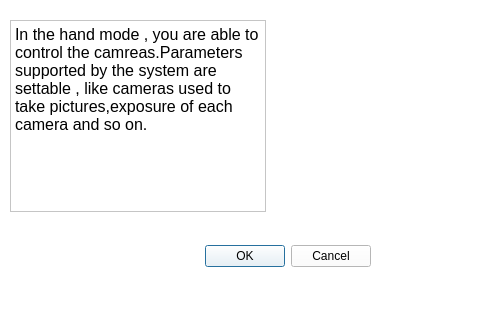
Old version of the form ProgrammableCamera/handmode.ui in the repository XintingXu/ProgrammableCamera.
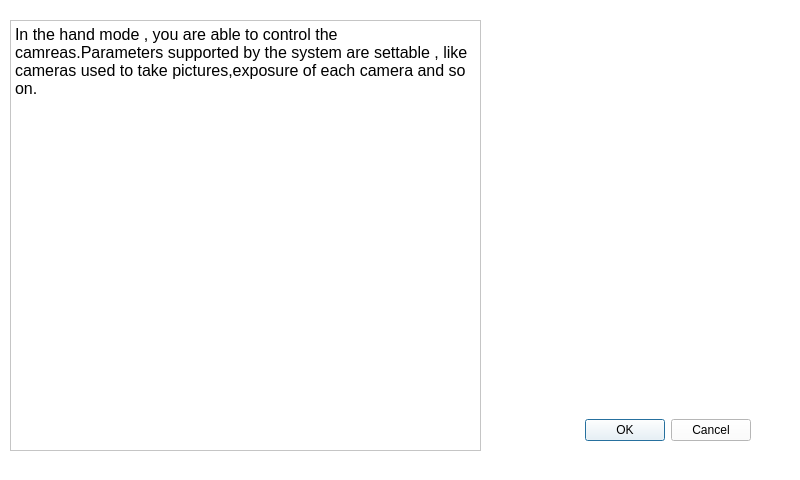
New version of the form.

Commit message: fix files for embeded system

Diff of the .ui file:
```diff
--- a/ProgrammableCamera/handmode.ui
+++ b/ProgrammableCamera/handmode.ui
@@ -6,20 +6,20 @@
    <rect>
     <x>0</x>
     <y>0</y>
-    <width>480</width>
-    <height>320</height>
+    <width>800</width>
+    <height>480</height>
    </rect>
   </property>
   <property name="minimumSize">
    <size>
-    <width>480</width>
-    <height>320</height>
+    <width>800</width>
+    <height>480</height>
    </size>
   </property>
   <property name="maximumSize">
    <size>
-    <width>480</width>
-    <height>320</height>
+    <width>800</width>
+    <height>480</height>
    </size>
   </property>
   <property name="windowTitle">
@@ -32,10 +32,10 @@
   <widget class="QDialogButtonBox" name="buttonBox">
    <property name="geometry">
     <rect>
-     <x>30</x>
-     <y>240</y>
-     <width>341</width>
-     <height>32</height>
+     <x>540</x>
+     <y>410</y>
+     <width>211</width>
+     <height>41</height>
     </rect>
    </property>
    <property name="orientation">
@@ -50,8 +50,8 @@
     <rect>
      <x>10</x>
      <y>20</y>
-     <width>256</width>
-     <height>192</height>
+     <width>471</width>
+     <height>431</height>
     </rect>
    </property>
    <property name="styleSheet">
@@ -61,8 +61,8 @@
     <string>&lt;!DOCTYPE HTML PUBLIC &quot;-//W3C//DTD HTML 4.0//EN&quot; &quot;http://www.w3.org/TR/REC-html40/strict.dtd&quot;&gt;
 &lt;html&gt;&lt;head&gt;&lt;meta name=&quot;qrichtext&quot; content=&quot;1&quot; /&gt;&lt;style type=&quot;text/css&quot;&gt;
 p, li { white-space: pre-wrap; }
-&lt;/style&gt;&lt;/head&gt;&lt;body style=&quot; font-family:'Roboto'; font-size:12pt; font-weight:200; font-style:normal;&quot;&gt;
-&lt;p style=&quot; margin-top:0px; margin-bottom:0px; margin-left:0px; margin-right:0px; -qt-block-indent:0; text-indent:0px;&quot;&gt;In the hand mode , you are able to control the camreas.Parameters supported by the system are settable , like cameras used to take pictures,exposure of each camera and so on.&lt;/p&gt;&lt;/body&gt;&lt;/html&gt;</string>
+&lt;/style&gt;&lt;/head&gt;&lt;body style=&quot; font-family:'Ubuntu'; font-size:11pt; font-weight:400; font-style:normal;&quot;&gt;
+&lt;p style=&quot; margin-top:0px; margin-bottom:0px; margin-left:0px; margin-right:0px; -qt-block-indent:0; text-indent:0px;&quot;&gt;&lt;span style=&quot; font-family:'Roboto'; font-size:12pt; font-weight:200;&quot;&gt;In the hand mode , you are able to control the camreas.Parameters supported by the system are settable , like cameras used to take pictures,exposure of each camera and so on.&lt;/span&gt;&lt;/p&gt;&lt;/body&gt;&lt;/html&gt;</string>
    </property>
   </widget>
  </widget>
```
The commit also changes 9 other files.
